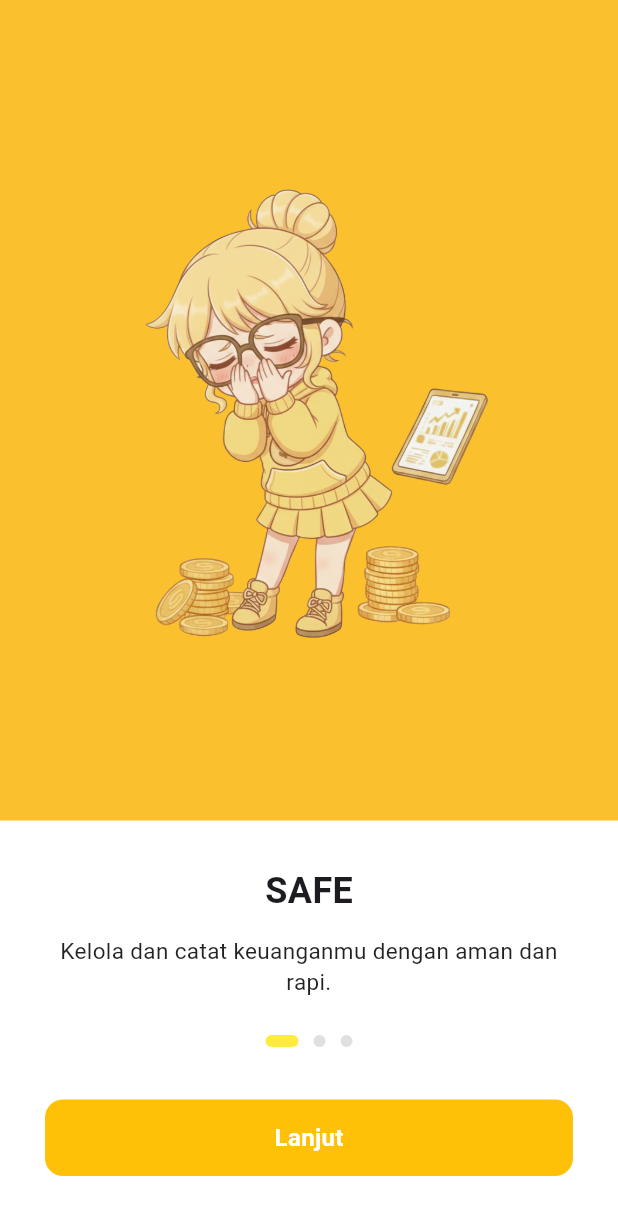
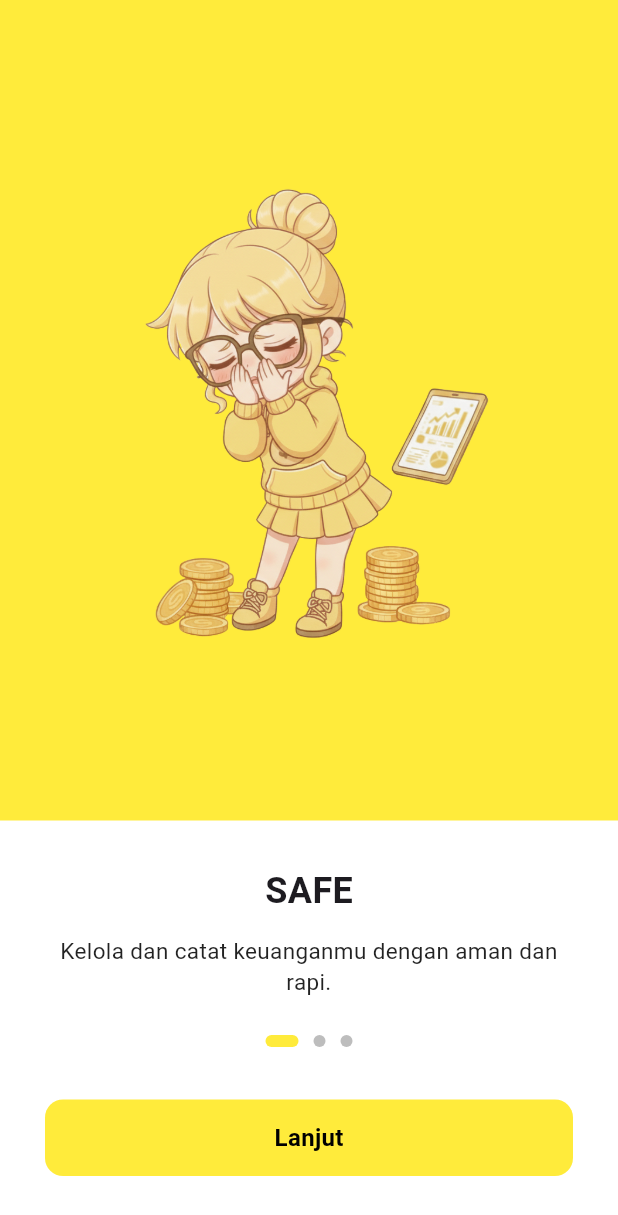
Before and after one commit to yaya7807-ai/mobile-kelompok-09, a Flutter app: the OnboardingScreen screen opened directly, on a phone screen of 412 x 824 dp. Shown: the top 1215 px of the screen. Run offline on Flutter 3.47's test engine with Material 3 defaults, Android fonts, the phone set to English and light mode, and no system bars; our stand-ins replace cloud_firestore, firebase_auth, firebase_core, fl_chart, flutter_svg; accounts and stored records are empty.

Commit message:
perbaikan warna pada on boarding screen

```diff
--- a/mydompet/lib/screens/on_boarding_screen.dart
+++ b/mydompet/lib/screens/on_boarding_screen.dart
@@ -54,7 +54,12 @@ class _OnboardingScreenState extends State<OnboardingScreen> {
                       child: Container(
                         width: double.infinity,
                         decoration: const BoxDecoration(
-                          color: Color(0xFFFBC02D), // kuning background
+                          color: Color.fromARGB(
+                            255,
+                            255,
+                            235,
+                            59,
+                          ), // kuning background
                         ),
                         child: Center(
                           child: Image.asset(data[index]["img"]!, height: 400),
@@ -102,7 +107,7 @@ class _OnboardingScreenState extends State<OnboardingScreen> {
                 decoration: BoxDecoration(
                   color: currentIndex == index
                       ? Colors.yellow
-                      : Colors.grey.shade300,
+                      : Colors.grey.shade400,
                   borderRadius: BorderRadius.circular(50),
                 ),
               ),
@@ -133,14 +138,14 @@ class _OnboardingScreenState extends State<OnboardingScreen> {
                 width: double.infinity,
                 padding: const EdgeInsets.symmetric(vertical: 14),
                 decoration: BoxDecoration(
-                  color: Colors.amber,
+                  color: Colors.yellow,
                   borderRadius: BorderRadius.circular(12),
                 ),
                 child: Center(
                   child: Text(
                     currentIndex == data.length - 1 ? "Mulai" : "Lanjut",
                     style: const TextStyle(
-                      color: Colors.white,
+                      color: Colors.black,
                       fontSize: 16,
                       fontWeight: FontWeight.w600,
                     ),
```
